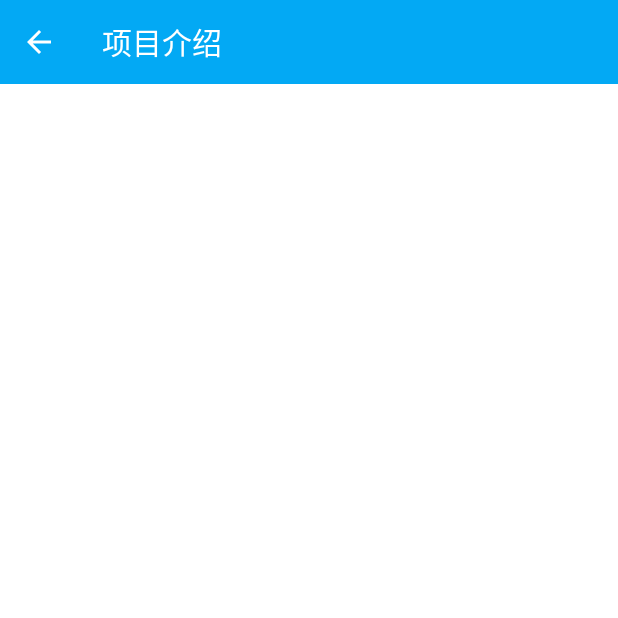
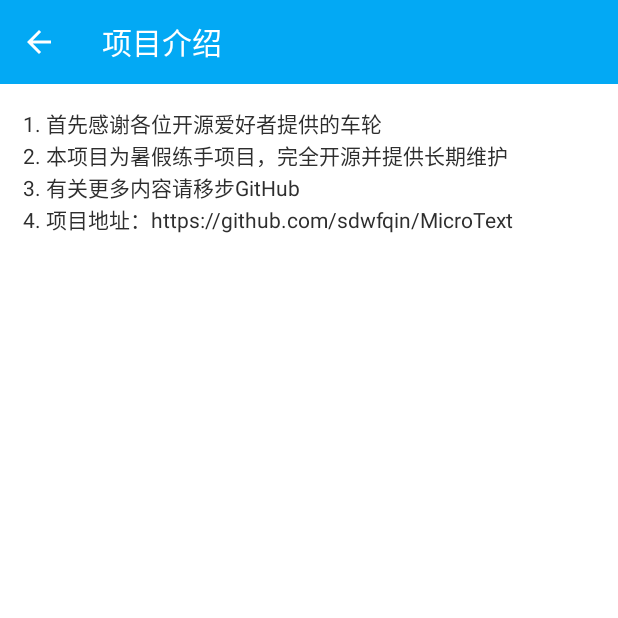
Before and after one commit to sdwfqin/MicroText, an Android app: the AboutProjectActivity screen opened directly, with no data from a screen before it, on a phone screen of 412 x 824 dp, the top half of it. Run offline under Robolectric (Android 15) with nearby library versions, the phone set to English and light mode, and no system bars; our stand-ins replace ButterKnife; 1 statement that could not run was skipped.

```diff
--- a/app/src/main/java/com/sdwfqin/microtext/activity/MainActivity.java
+++ b/app/src/main/java/com/sdwfqin/microtext/activity/MainActivity.java
@@ -73,6 +73,7 @@ public class MainActivity extends BaseActivity implements NavigationView.OnNavig
         // 友盟用户反馈
         agent = new FeedbackAgent(mContext);
         agent.sync();
+        agent.closeAudioFeedback();
 
     }
 
--- a/app/src/main/res/layout/activity_about_project.xml
+++ b/app/src/main/res/layout/activity_about_project.xml
@@ -12,6 +12,29 @@
 
         <include layout="@layout/main_toolbar"/>
 
+        <LinearLayout
+            android:layout_width="match_parent"
+            android:layout_height="match_parent"
+            android:padding="15dp"
+            android:orientation="vertical">
+
+            <TextView
+                style="@style/about_project"
+                android:text="1. 首先感谢各位开源爱好者提供的车轮"/>
+
+            <TextView
+                style="@style/about_project"
+                android:text="2. 本项目为暑假练手项目，完全开源并提供长期维护"/>
+            <TextView
+                style="@style/about_project"
+                android:text="3. 有关更多内容请移步GitHub"/>
+
+            <TextView
+                style="@style/about_project"
+                android:text="4. 项目地址：https://github.com/sdwfqin/MicroText"/>
+
+        </LinearLayout>
+
     </LinearLayout>
 
 
--- a/app/src/main/res/values/strings.xml
+++ b/app/src/main/res/values/strings.xml
@@ -18,5 +18,5 @@
     <!-- Home_items -->
     <string name="items_read_num_text">浏览：</string>
     <string name="items_author_text">作者：</string>
-    <string name="share_content">一款小清新轻应用，包括经典美文、美图美句、手写美句、经典对白。来吧，让我们尽情感受文艺范。</string>
+    <string name="share_content">微小文，一款美丽清新的开源阅读软件，搜集网上的短片散文故事、插图等图文数据与大家共享。</string>
 </resources>
--- a/app/src/main/res/values/styles.xml
+++ b/app/src/main/res/values/styles.xml
@@ -57,4 +57,11 @@
         <item name="android:windowExitAnimation">@anim/photo_dialog_out_anim</item>
     </style>
 
+    <!-- 项目介绍 -->
+    <style name="about_project">
+        <item name="android:layout_width">wrap_content</item>
+        <item name="android:layout_height">wrap_content</item>
+        <item name="android:textColor">@color/colorGray</item>
+    </style>
+
 </resources>
```
Also changed, not shown: app/src/main/java/com/sdwfqin/microtext/base/SwipeBackActivity.java (+5 -3 lines), app/src/main/res/layout/activity_about_version.xml (+20 -3 lines), 10 other files.
